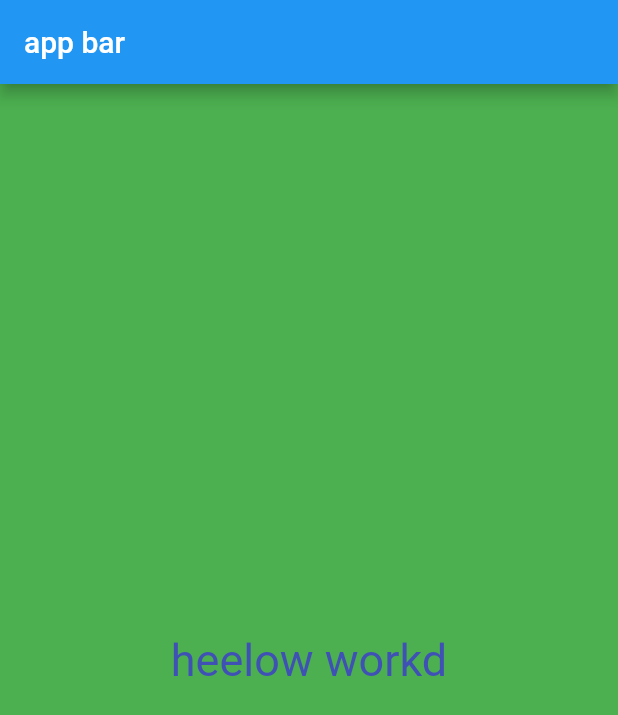
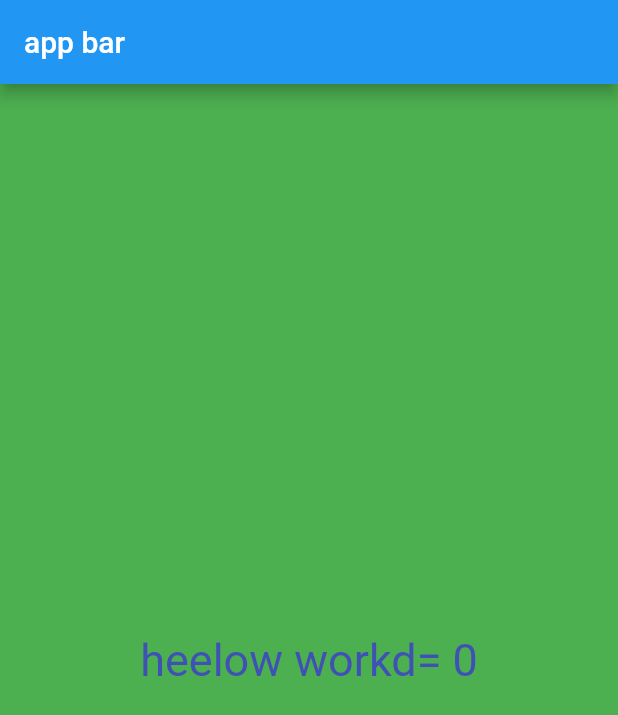
Before and after one commit to akshayyadav76/my_project_fiest, a Flutter app: the screen it shows after launch, on a phone screen of 412 x 824 dp. Shown: the top 715 px of the screen. Run offline on Flutter 3.47's test engine with Material 2 defaults, Android fonts, the phone set to English and light mode, and no system bars.

Commit message:
right the logic in dart......

```diff
--- a/lib/app_screens/first_screen.dart
+++ b/lib/app_screens/first_screen.dart
@@ -1,3 +1,5 @@
+import 'dart:math';
+
 import 'package:flutter/material.dart';
 
 
@@ -8,11 +10,18 @@ class FirstScreen extends StatelessWidget {
     return Material(
       color: Colors.green,
       child: Center(
-        child: Text("heelow workd",
+        child: Text(generalucynumber(),
           textDirection: TextDirection.ltr,
           style: TextStyle(color: Colors.indigo, fontSize: 30,),
         ),
       ),
     );
   }
+
+
+  String generalucynumber(){
+    var random = Random();
+    int number= random.nextInt(10);
+    return "heelow workd= ${number}";
+  }
 }
--- a/lib/main.dart
+++ b/lib/main.dart
@@ -1,3 +1,4 @@
+
 import 'package:flutter/material.dart';
 import 'package:my_project_fiest/app_screens/first_screen.dart';
 
@@ -18,4 +19,6 @@ class MyFlutterApp extends StatelessWidget {
         )
     );
   }
+
+
 }
```
